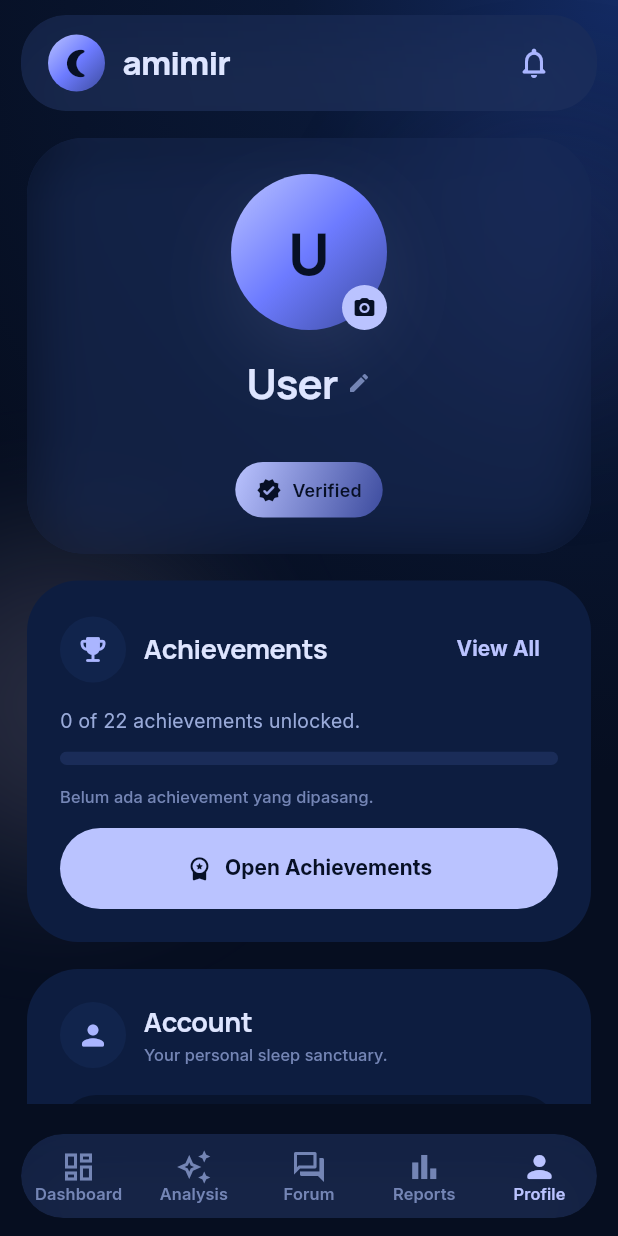
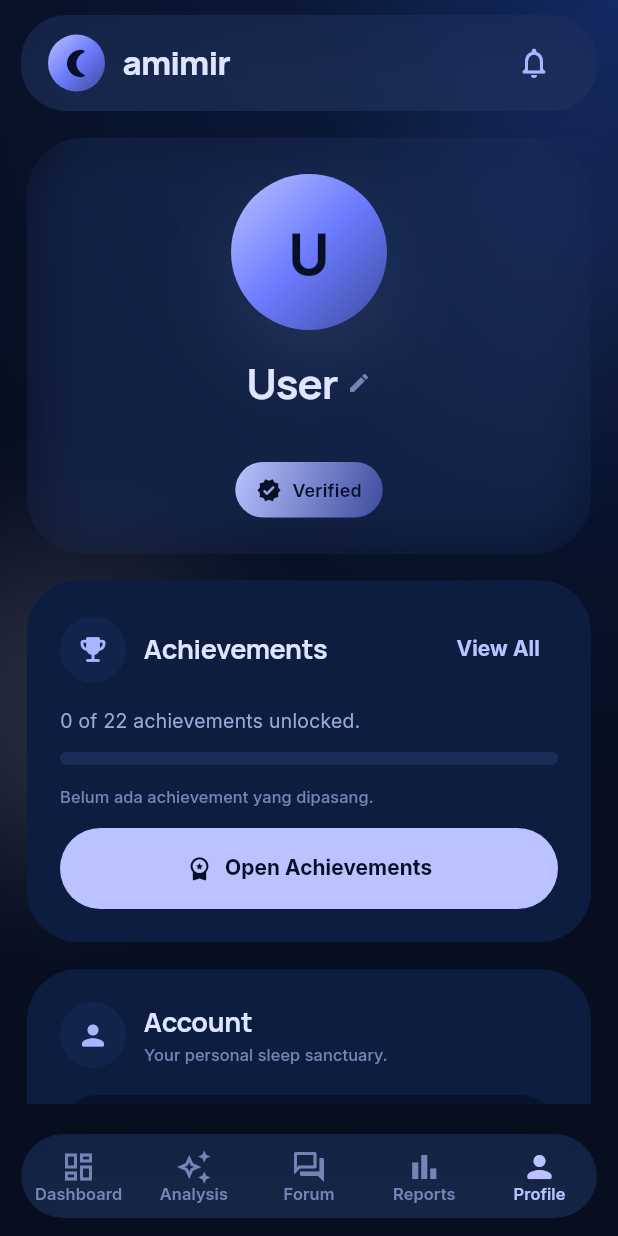
Before and after one commit to Magentakey/amimir__sleep-tracking-project, a Flutter app: the ProfileScreen screen opened by its route, on a phone screen of 412 x 824 dp. Run offline on Flutter 3.47's test engine with Material 3 defaults, Android fonts, the phone set to English and light mode, and no system bars; our stand-ins replace cloud_firestore, firebase_auth, firebase_core, fl_chart, flutter_local_notifications, flutter_riverpod and 5 more; accounts and stored records are empty.

Commit message:
fix bug riwayat penyakit and enchanced profile

```diff
--- a/lib/features/profile/profile_screen.dart
+++ b/lib/features/profile/profile_screen.dart
@@ -1,11 +1,8 @@
-import 'dart:io';
-
 import 'package:cloud_firestore/cloud_firestore.dart';
 import 'package:firebase_auth/firebase_auth.dart';
 import 'package:flutter/material.dart';
 import 'package:flutter_riverpod/flutter_riverpod.dart';
 import 'package:go_router/go_router.dart';
-import 'package:image_picker/image_picker.dart';
 
 import '../../core/constants/app_colors.dart';
 import '../../core/services/notification_service.dart';
@@ -35,17 +32,12 @@ class ProfileScreen extends ConsumerStatefulWidget {
 class _ProfileScreenState extends ConsumerState<ProfileScreen> {
   final AuthRepository _authRepository = AuthRepository();
   final ProfileRepository _profileRepository = ProfileRepository();
-  final ImagePicker _imagePicker = ImagePicker();
 
   bool _isLoggingOut = false;
   bool _isBackingUp = false;
   bool _isRestoring = false;
   bool _isLoadingBackupInfo = true;
-  bool _isUploadingPhoto = false;
   BackupSummary? _lastBackupInfo;
-
-  // Foto profil lokal (sebelum upload selesai, tampilkan preview dari file)
-  File? _localPhotoPreview;
 
   // ── Daily reminder ────────────────────────────────────────────────────────
   final LocalSettingsService _settingsService = LocalSettingsService();
@@ -323,7 +315,9 @@ class _ProfileScreenState extends ConsumerState<ProfileScreen> {
   }
 
   void _goToDiseaseHistory() {
-    context.go(AppRoutePath.diseaseHistory);
+    // Pakai push (bukan go) supaya halaman ini masuk ke stack navigasi
+    // dan DiseaseHistoryScreen bisa kembali ke sini lewat context.pop().
+    context.push(AppRoutePath.diseaseHistory);
   }
 
   // ─── Edit Display Name ────────────────────────────────────────────────────
@@ -461,42 +455,6 @@ class _ProfileScreenState extends ConsumerState<ProfileScreen> {
       ScaffoldMessenger.of(context).showSnackBar(
         SnackBar(content: Text('Gagal memperbarui target tidur: $e')),
       );
-    }
-  }
-
-  // ─── Upload Profile Photo ─────────────────────────────────────────────────
-
-  Future<void> _handlePickAndUploadPhoto() async {
-    final XFile? picked = await _imagePicker.pickImage(
-      source: ImageSource.gallery,
-      imageQuality: 75,
-      maxWidth: 512,
-      maxHeight: 512,
-    );
-
-    if (picked == null || !mounted) return;
-
-    final File imageFile = File(picked.path);
-
-    setState(() {
-      _localPhotoPreview = imageFile;
-      _isUploadingPhoto = true;
-    });
-
-    try {
-      await _profileRepository.updateProfilePhoto(imageFile);
-      if (!mounted) return;
-      ScaffoldMessenger.of(context).showSnackBar(
-        const SnackBar(content: Text('Foto profil berhasil diperbarui.')),
-      );
-    } catch (e) {
-      if (!mounted) return;
-      setState(() => _localPhotoPreview = null);
-      ScaffoldMessenger.of(context).showSnackBar(
-        SnackBar(content: Text('Gagal upload foto: $e')),
-      );
-    } finally {
-      if (mounted) setState(() => _isUploadingPhoto = false);
     }
   }
 
@@ -674,8 +632,8 @@ class _ProfileScreenState extends ConsumerState<ProfileScreen> {
         stream: _profileStream,
         builder: (context, snapshot) {
           // Hanya tampilkan loading saat belum ada data sama sekali.
-          // Setelah data pertama masuk, rebuild berikutnya (dari setState
-          // lokal seperti _isUploadingPhoto) tidak akan kembali ke loading.
+          // Setelah data pertama masuk, rebuild dari setState lokal
+          // tidak akan kembali ke loading.
           if (snapshot.connectionState == ConnectionState.waiting &&
               !snapshot.hasData) {
             return _buildLoadingState();
@@ -690,9 +648,6 @@ class _ProfileScreenState extends ConsumerState<ProfileScreen> {
               (data?['profile']?['sleep_goal'] as num?)?.toInt() ?? 8;
           final String accountStatus = _getAccountStatus(user);
           final String joinInfo = _getJoinInfo(user);
-          final String? photoUrl =
-              data?['profile']?['photo_url'] as String? ??
-              user?.photoURL;
 
           final List<AchievementProgress> achievements =
               achievementState.value ?? [];
@@ -713,7 +668,6 @@ class _ProfileScreenState extends ConsumerState<ProfileScreen> {
                   email: email,
                   accountStatus: accountStatus,
                   equippedAchievement: equippedAchievement,
-                  photoUrl: photoUrl,
                 ),
                 const SizedBox(height: 18),
                 _buildAchievementPreviewSection(
@@ -795,7 +749,6 @@ class _ProfileScreenState extends ConsumerState<ProfileScreen> {
     required String email,
     required String accountStatus,
     required AchievementProgress? equippedAchievement,
-    String? photoUrl,
   }) {
     return AppCard(
       color: AppColors.surfaceVariant.withValues(alpha: 0.58),
@@ -804,13 +757,8 @@ class _ProfileScreenState extends ConsumerState<ProfileScreen> {
       isGlass: true,
       child: Column(
         children: [
-          // ── Avatar ──────────────────────────────────────────────────────
-          Stack(
-            alignment: Alignment.bottomRight,
-            children: [
-              GestureDetector(
-                onTap: _handlePickAndUploadPhoto,
-                child: Container(
+          // ── Avatar (initial saja, foto profil tidak tersedia) ─────────────
+          Container(
             width: 104,
             height: 104,
             decoration: const BoxDecoration(
@@ -824,36 +772,14 @@ class _ProfileScreenState extends ConsumerState<ProfileScreen> {
                 ),
               ],
             ),
-                  child: ClipOval(
-                    child: _isUploadingPhoto
-                        ? const Center(
-                            child: CircularProgressIndicator(
+            child: Center(
+              child: Text(
+                _getInitial(displayName),
+                style: AppTextStyles.displayMedium.copyWith(
                   color: AppColors.onPrimary,
-                              strokeWidth: 2.5,
-                            ),
-                          )
-                        : _buildAvatarContent(displayName, photoUrl),
-                  ),
-                ),
-              ),
-              // Tombol edit kecil di pojok kanan bawah avatar
-              GestureDetector(
-                onTap: _handlePickAndUploadPhoto,
-                child: Container(
-                  width: 30,
-                  height: 30,
-                  decoration: const BoxDecoration(
-                    shape: BoxShape.circle,
-                    color: AppColors.primary,
-                  ),
-                  child: const Icon(
-                    Icons.camera_alt_rounded,
-                    size: 16,
-                    color: AppColors.onPrimary,
-                  ),
-                ),
-              ),
-            ],
+                ),
+              ),
+            ),
           ),
           const SizedBox(height: 20),
 
@@ -891,35 +817,6 @@ class _ProfileScreenState extends ConsumerState<ProfileScreen> {
           ],
           _buildStatusPill(accountStatus),
         ],
-      ),
-    );
-  }
-
-  /// Konten avatar: foto dari Storage/local preview, atau initial name.
-  Widget _buildAvatarContent(String displayName, String? photoUrl) {
-    // Preview lokal (baru dipilih, belum selesai upload)
-    if (_localPhotoPreview != null) {
-      return Image.file(_localPhotoPreview!, fit: BoxFit.cover);
-    }
-    // Foto dari Firebase Storage
-    if (photoUrl != null && photoUrl.isNotEmpty) {
-      return Image.network(
-        photoUrl,
-        fit: BoxFit.cover,
-        errorBuilder: (_, __, ___) => _buildInitialAvatar(displayName),
-      );
-    }
-    // Fallback: initial huruf pertama
-    return _buildInitialAvatar(displayName);
-  }
-
-  Widget _buildInitialAvatar(String displayName) {
-    return Center(
-      child: Text(
-        _getInitial(displayName),
-        style: AppTextStyles.displayMedium.copyWith(
-          color: AppColors.onPrimary,
-        ),
       ),
     );
   }
```
Also changed, not shown: lib/data/repositories/profile_repository.dart (+13 -71 lines), lib/features/profile/disease_history_providers.dart (+2 -10 lines), lib/features/profile/disease_history_screen.dart (+4 -5 lines). Lines whose indentation alone changed are shown as unchanged.
